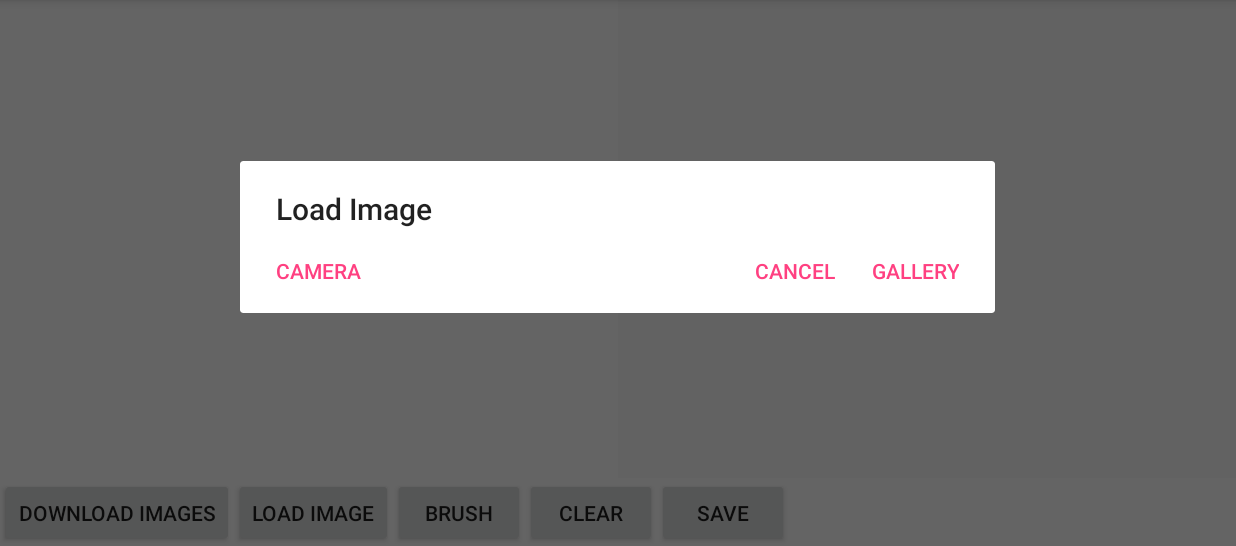
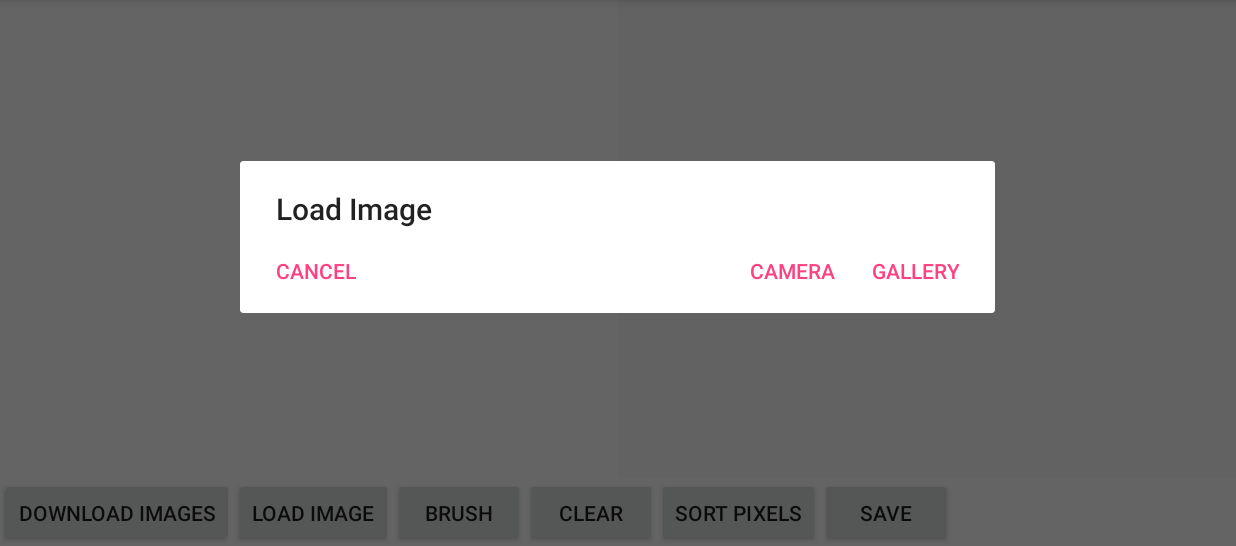
Before and after one commit to csteegz/IA08, an Android app: the screen it shows after launch (MainActivity), after a tap on "LOAD IMAGE", on a phone screen of 824 x 412 dp (held sideways), the part 72-618 px from its top. Run offline under Robolectric (Android 15) with nearby library versions, the phone set to English and light mode, and no system bars.

Commit message:
Done for sure!!

```diff
--- a/app/src/main/java/edu/umd/hcil/impressionistpainter434/MainActivity.java
+++ b/app/src/main/java/edu/umd/hcil/impressionistpainter434/MainActivity.java
@@ -66,8 +66,8 @@ public class MainActivity extends AppCompatActivity implements OnMenuItemClickLi
         ImageView imageView = (ImageView)findViewById(R.id.viewImage);
         _impressionistView.setImageView(imageView);
 
-        _loadAlert = new AlertDialog.Builder(this).setTitle("Load Image").setNegativeButton("Cancel",null)
-                .setNeutralButton("Camera", new DialogInterface.OnClickListener() {
+        _loadAlert = new AlertDialog.Builder(this).setTitle("Load Image").setNeutralButton("Cancel",null)
+                .setNegativeButton("Camera", new DialogInterface.OnClickListener() {
                     @Override
                     public void onClick(DialogInterface dialog, int which) {
                         Intent takePicture = new Intent(MediaStore.ACTION_IMAGE_CAPTURE);
@@ -223,7 +223,8 @@ public class MainActivity extends AppCompatActivity implements OnMenuItemClickLi
         saveDialog.setMessage("Save drawing to device Gallery?");
         saveDialog.setPositiveButton("Yes", new DialogInterface.OnClickListener() {
             public void onClick(DialogInterface dialog, int which) {
-                _impressionistView.setDrawingCacheEnabled(true);
+                _impressionistView.destroyDrawingCache();
+                _impressionistView.buildDrawingCache();
                 String imgSaved = MediaStore.Images.Media.insertImage(
                         getContentResolver(), _impressionistView.getDrawingCache(),
                         UUID.randomUUID().toString() + ".png", "drawing");
@@ -246,4 +247,8 @@ public class MainActivity extends AppCompatActivity implements OnMenuItemClickLi
         });
         saveDialog.show();
     }
+
+    public void sortPixels(View v){
+        _impressionistView.sortImage();
+    }
 }
--- a/app/src/main/res/layout/activity_main.xml
+++ b/app/src/main/res/layout/activity_main.xml
@@ -77,9 +77,17 @@
             <Button
                 android:layout_width="wrap_content"
                 android:layout_height="wrap_content"
+                android:text="Sort Pixels"
+                android:id="@+id/buttonSort"
+                android:onClick="sortPixels"/>
+
+            <Button
+                android:layout_width="wrap_content"
+                android:layout_height="wrap_content"
                 android:text="Save"
                 android:id="@+id/buttonSave"
                 android:onClick="saveCanvas"/>
+
 
         </LinearLayout>
 
```
Also changed, not shown: app/src/main/java/edu/umd/hcil/impressionistpainter434/ImpressionistView.java (+13 -1 lines).
